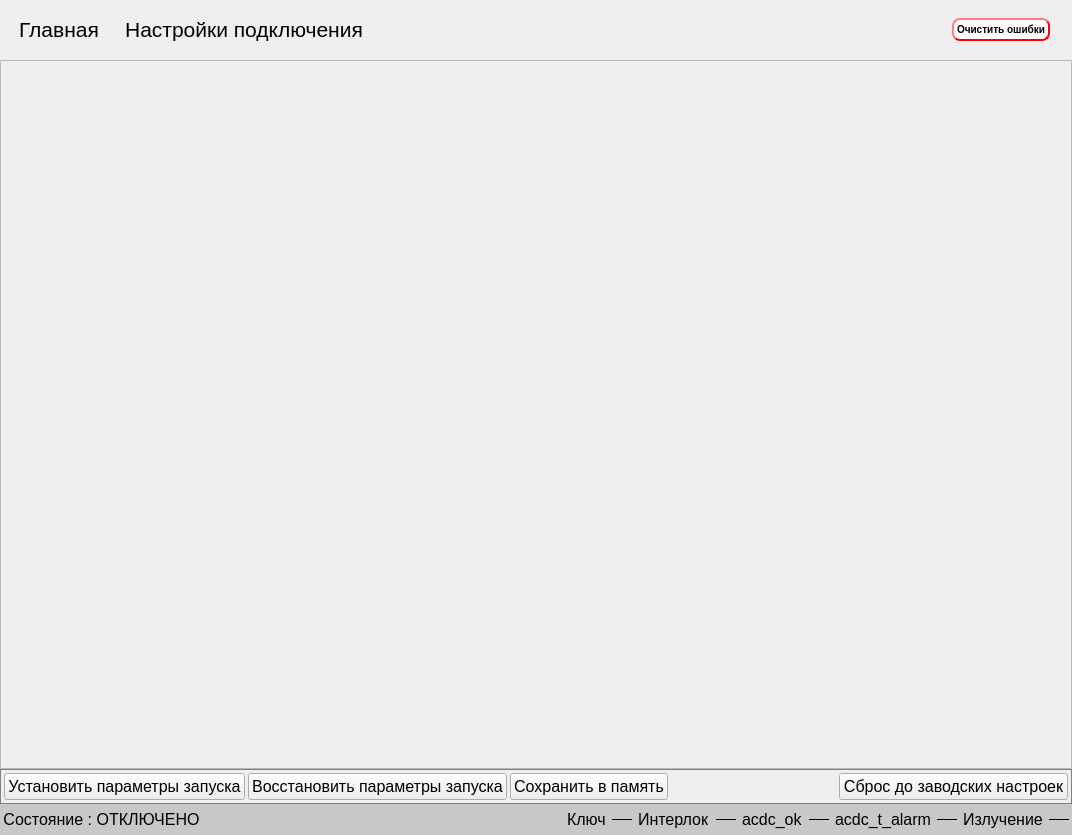
This is mainwindow.ui in bulkanul/EVO_YFL_1064_GUI_coherent2 as Qt 5 draws it before an edit. The edited form follows.
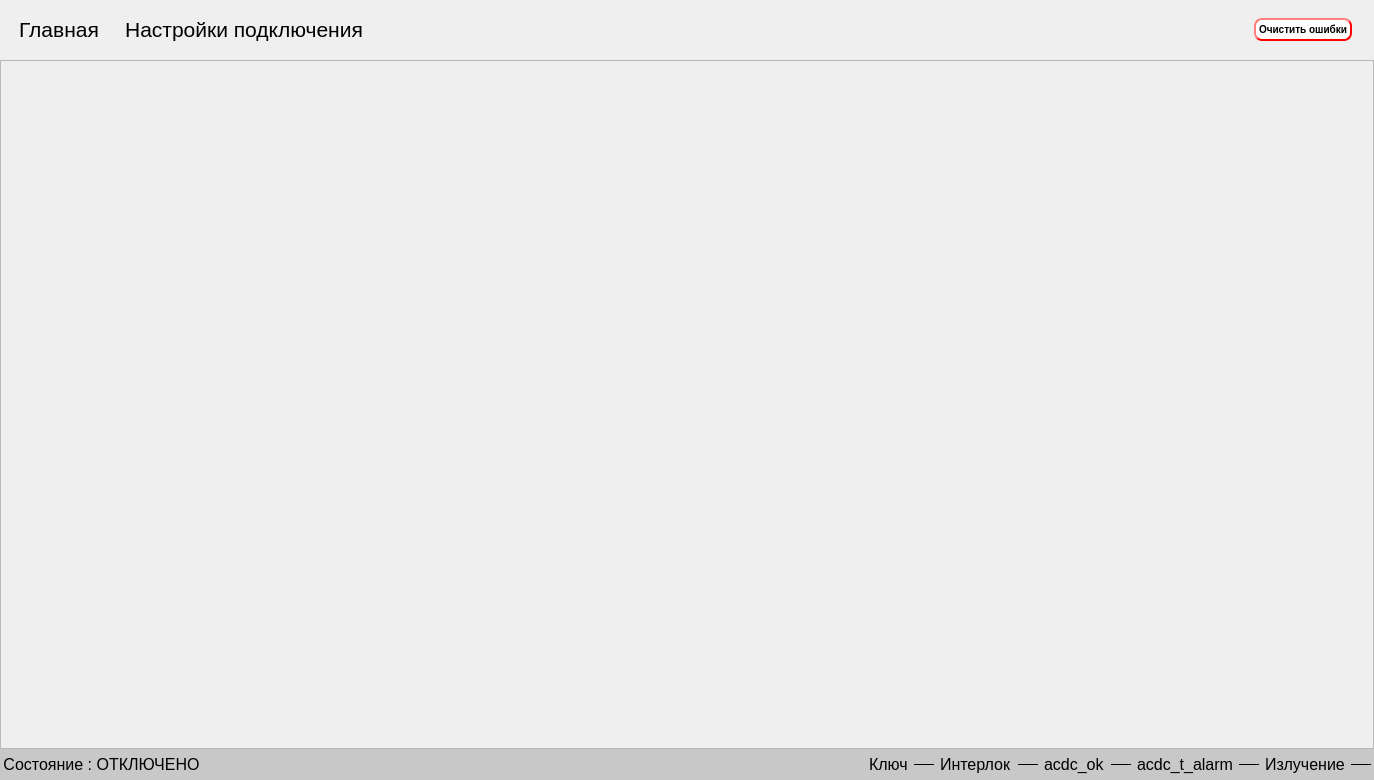
This is the edited form. Icons and pictures are not drawn.

Patch:
```diff
--- a/mainwindow.ui
+++ b/mainwindow.ui
@@ -6,8 +6,8 @@
    <rect>
     <x>0</x>
     <y>0</y>
-    <width>1072</width>
-    <height>835</height>
+    <width>1374</width>
+    <height>780</height>
    </rect>
   </property>
   <property name="minimumSize">
@@ -387,8 +387,8 @@
             <rect>
              <x>0</x>
              <y>0</y>
-             <width>1070</width>
-             <height>704</height>
+             <width>1372</width>
+             <height>687</height>
             </rect>
            </property>
            <layout class="QVBoxLayout" name="verticalLayout_4">
@@ -716,100 +716,6 @@
       </widget>
      </widget>
     </item>
-    <item>
-     <widget class="QGroupBox" name="groupBox_2">
-      <property name="styleSheet">
-       <string notr="true">QGroupBox {
-    background-color: qlineargradient(x1: 0, y1: 0, x2: 0, y2: 1,
-                                      stop: 0 #ffffff, stop: 1 #FFFFFF);
-    border: 1px solid gray;
-    margin-top: 1ex; /* leave space at the top for the title */
-}
-</string>
-      </property>
-      <property name="title">
-       <string/>
-      </property>
-      <layout class="QHBoxLayout" name="horizontalLayout_18">
-       <property name="spacing">
-        <number>3</number>
-       </property>
-       <property name="leftMargin">
-        <number>3</number>
-       </property>
-       <property name="topMargin">
-        <number>3</number>
-       </property>
-       <property name="rightMargin">
-        <number>3</number>
-       </property>
-       <property name="bottomMargin">
-        <number>3</number>
-       </property>
-       <item>
-        <widget class="QPushButton" name="all_save_seed">
-         <property name="font">
-          <font>
-           <pointsize>12</pointsize>
-          </font>
-         </property>
-         <property name="text">
-          <string>Установить параметры запуска</string>
-         </property>
-        </widget>
-       </item>
-       <item>
-        <widget class="QPushButton" name="all_restore_seed">
-         <property name="font">
-          <font>
-           <pointsize>12</pointsize>
-          </font>
-         </property>
-         <property name="text">
-          <string>Восстановить параметры запуска</string>
-         </property>
-        </widget>
-       </item>
-       <item>
-        <widget class="QPushButton" name="all_save_in_memory">
-         <property name="font">
-          <font>
-           <pointsize>12</pointsize>
-          </font>
-         </property>
-         <property name="text">
-          <string>Сохранить в память</string>
-         </property>
-        </widget>
-       </item>
-       <item>
-        <spacer name="horizontalSpacer_18">
-         <property name="orientation">
-          <enum>Qt::Horizontal</enum>
-         </property>
-         <property name="sizeHint" stdset="0">
-          <size>
-           <width>40</width>
-           <height>20</height>
-          </size>
-         </property>
-        </spacer>
-       </item>
-       <item>
-        <widget class="QPushButton" name="all_reset_1">
-         <property name="font">
-          <font>
-           <pointsize>12</pointsize>
-          </font>
-         </property>
-         <property name="text">
-          <string>Сброс до заводских настроек</string>
-         </property>
-        </widget>
-       </item>
-      </layout>
-     </widget>
-    </item>
     <item>
      <widget class="QWidget" name="footer_widget" native="true">
       <property name="sizePolicy">
```
